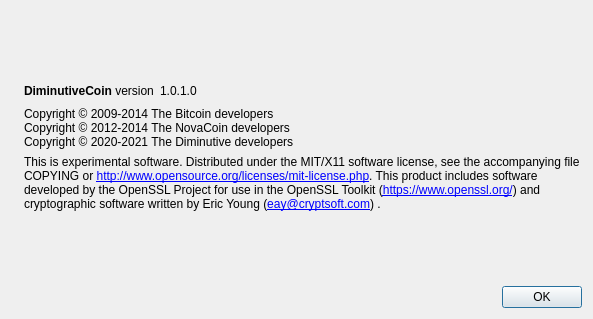
Qt form src/qt/forms/aboutdialog.ui (wizadr/DiminutiveCoin) before a commit.
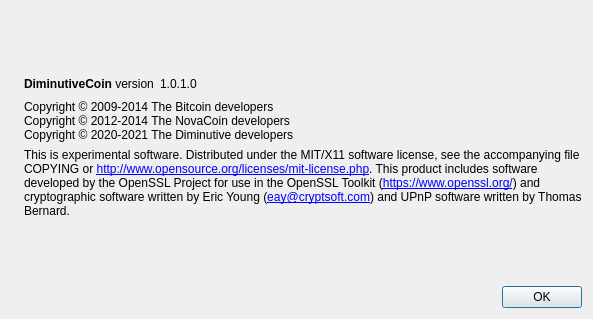
The same form after that commit. Icons and pictures are not drawn.

The edit to the form file:
```diff
--- a/src/qt/forms/aboutdialog.ui
+++ b/src/qt/forms/aboutdialog.ui
@@ -111,7 +111,7 @@
 
 Distributed under the MIT/X11 software license, see the accompanying file COPYING or &lt;a href=&quot;http://www.opensource.org/licenses/mit-license.php&quot;&gt;http://www.opensource.org/licenses/mit-license.php&lt;/a&gt;.
 
-This product includes software developed by the OpenSSL Project for use in the OpenSSL Toolkit (&lt;a href=&quot;https://www.openssl.org/&quot;&gt;https://www.openssl.org/&lt;/a&gt;) and cryptographic software written by Eric Young (&lt;a href=&quot;mailto:eay@cryptsoft.com&quot;&gt;eay@cryptsoft.com&lt;/a&gt;) .</string>
+This product includes software developed by the OpenSSL Project for use in the OpenSSL Toolkit (&lt;a href=&quot;https://www.openssl.org/&quot;&gt;https://www.openssl.org/&lt;/a&gt;) and cryptographic software written by Eric Young (&lt;a href=&quot;mailto:eay@cryptsoft.com&quot;&gt;eay@cryptsoft.com&lt;/a&gt;) and UPnP software written by Thomas Bernard.</string>
        </property>
        <property name="textFormat">
         <enum>Qt::RichText</enum>
```
